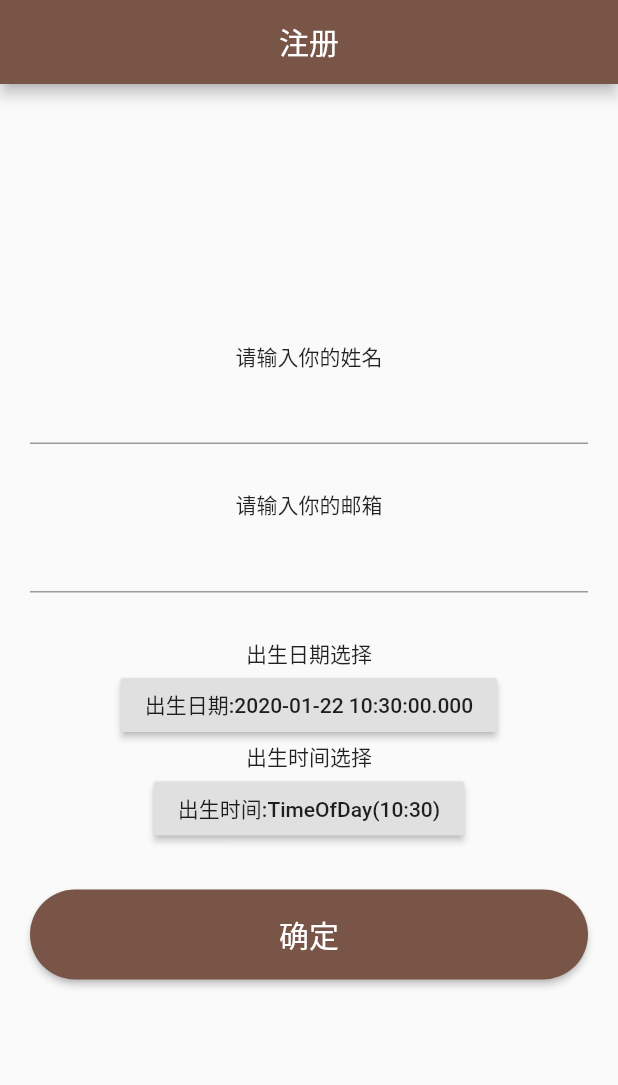
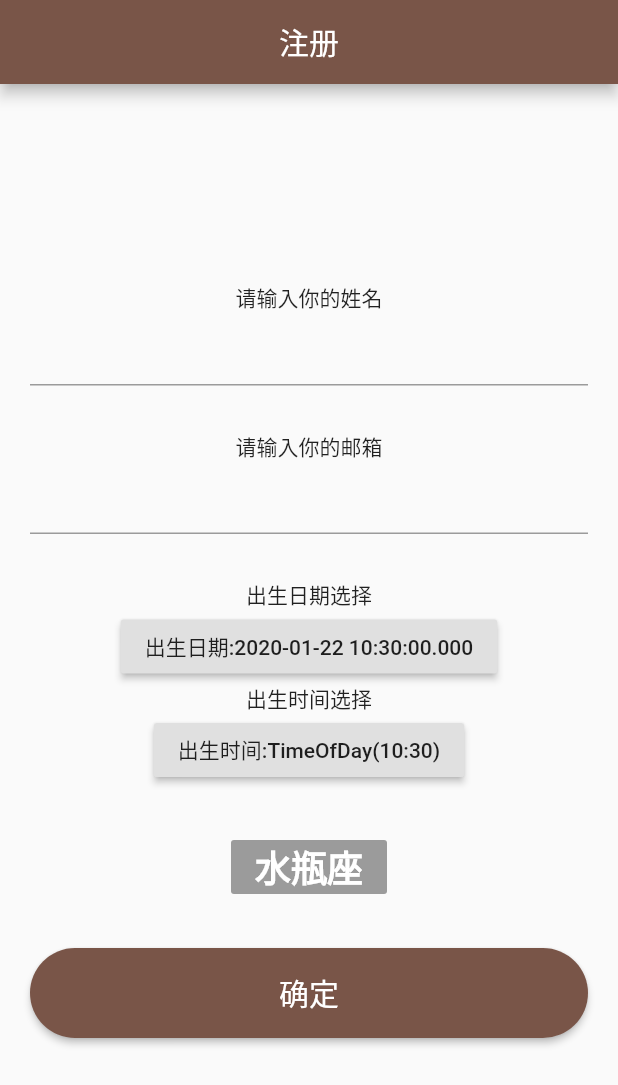
Before and after one commit to leijingxing/fate, a Flutter app: the screen it shows after launch, on a phone screen of 412 x 824 dp. Shown: the top 1085 px of the screen. Run offline on Flutter 3.47's test engine with Material 2 defaults, Android fonts, the phone set to English and light mode, and no system bars; our stand-ins replace animated_text_kit, flip_card, package_info, shared_preferences.

Commit message:
登陆时添加星座

```diff
--- a/lib/Login/login.dart
+++ b/lib/Login/login.dart
@@ -13,7 +13,7 @@ class _LoginState extends State<Login> {
   SharedPreferences sharedPreferences;
   String name;
   String email;
-
+  String constellation;
   DateTime _date =  DateTime.now();
   TimeOfDay _time =  TimeOfDay.now();
 
@@ -27,6 +27,7 @@ class _LoginState extends State<Login> {
     sharedPreferences = await SharedPreferences.getInstance();
     sharedPreferences.setString("name", name);
     sharedPreferences.setString("email", email);
+    sharedPreferences.setString("constellation", constellation);
   }
 
 
@@ -42,7 +43,11 @@ class _LoginState extends State<Login> {
       _date = picked;
     });
 
-    if (picked == null) _date =  DateTime.now();
+    if (picked == null) _date = DateTime.now();
+
+    constellation = getConstellation(picked).toString();
+    print("------------"+getConstellation(picked).toString());
+
   }
 
   Future<void> _selectTime(BuildContext context) async {
@@ -53,6 +58,67 @@ class _LoginState extends State<Login> {
       _time = picked;
     });
     if (picked == null) _time =  TimeOfDay.now();
+  }
+
+  ///根据日期，返回星座
+  static String getConstellation(DateTime birthday) {
+    final String capricorn = '摩羯座'; //Capricorn 摩羯座（12月22日～1月20日）
+    final String aquarius = '水瓶座'; //Aquarius 水瓶座（1月21日～2月19日）
+    final String pisces = '双鱼座'; //Pisces 双鱼座（2月20日～3月20日）
+    final String aries = '白羊座'; //3月21日～4月20日
+    final String taurus = '金牛座'; //4月21～5月21日
+    final String gemini = '双子座'; //5月22日～6月21日
+    final String cancer = '巨蟹座'; //Cancer 巨蟹座（6月22日～7月22日）
+    final String leo = '狮子座'; //Leo 狮子座（7月23日～8月23日）
+    final String virgo = '处女座'; //Virgo 处女座（8月24日～9月23日）
+    final String libra = '天秤座'; //Libra 天秤座（9月24日～10月23日）
+    final String scorpio = '天蝎座'; //Scorpio 天蝎座（10月24日～11月22日）
+    final String sagittarius = '射手座'; //Sagittarius 射手座（11月23日～12月21日）
+
+    int month = birthday.month;
+    int day = birthday.day;
+    String constellation = '';
+
+    switch (month) {
+      case DateTime.january:
+        constellation = day < 21 ? capricorn : aquarius;
+        break;
+      case DateTime.february:
+        constellation = day < 20 ? aquarius : pisces;
+        break;
+      case DateTime.march:
+        constellation = day < 21 ? pisces : aries;
+        break;
+      case DateTime.april:
+        constellation = day < 21 ? aries : taurus;
+        break;
+      case DateTime.may:
+        constellation = day < 22 ? taurus : gemini;
+        break;
+      case DateTime.june:
+        constellation = day < 22 ? gemini : cancer;
+        break;
+      case DateTime.july:
+        constellation = day < 23 ? cancer : leo;
+        break;
+      case DateTime.august:
+        constellation = day < 24 ? leo : virgo;
+        break;
+      case DateTime.september:
+        constellation = day < 24 ? virgo : libra;
+        break;
+      case DateTime.october:
+        constellation = day < 24 ? libra : scorpio;
+        break;
+      case DateTime.november:
+        constellation = day < 23 ? scorpio : sagittarius;
+        break;
+      case DateTime.december:
+        constellation = day < 22 ? sagittarius : capricorn;
+        break;
+    }
+
+    return constellation;
   }
 
   @override
@@ -115,7 +181,20 @@ class _LoginState extends State<Login> {
               ),
             ),
 
-
+            Container(
+              margin: EdgeInsets.only(top: 30),
+              child: Column(
+                children: <Widget>[
+                  RaisedButton(
+                    child: Text("${getConstellation(_date).toString()}",style: TextStyle(
+                      color: Colors.white,
+                      fontWeight: FontWeight.bold,
+                      fontSize: 24
+                    ),),
+                  )
+                ],
+              ),
+            ),
             Container(
               width: MediaQuery.of(context).size.width,
               margin: EdgeInsets.only(top: 30),
```
